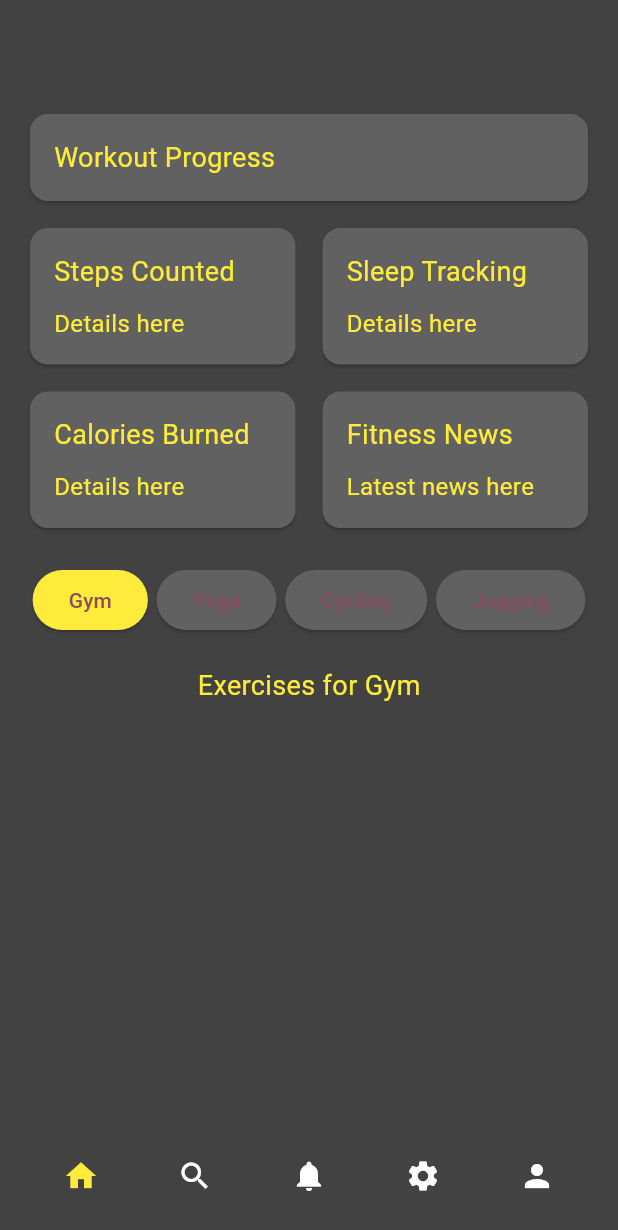
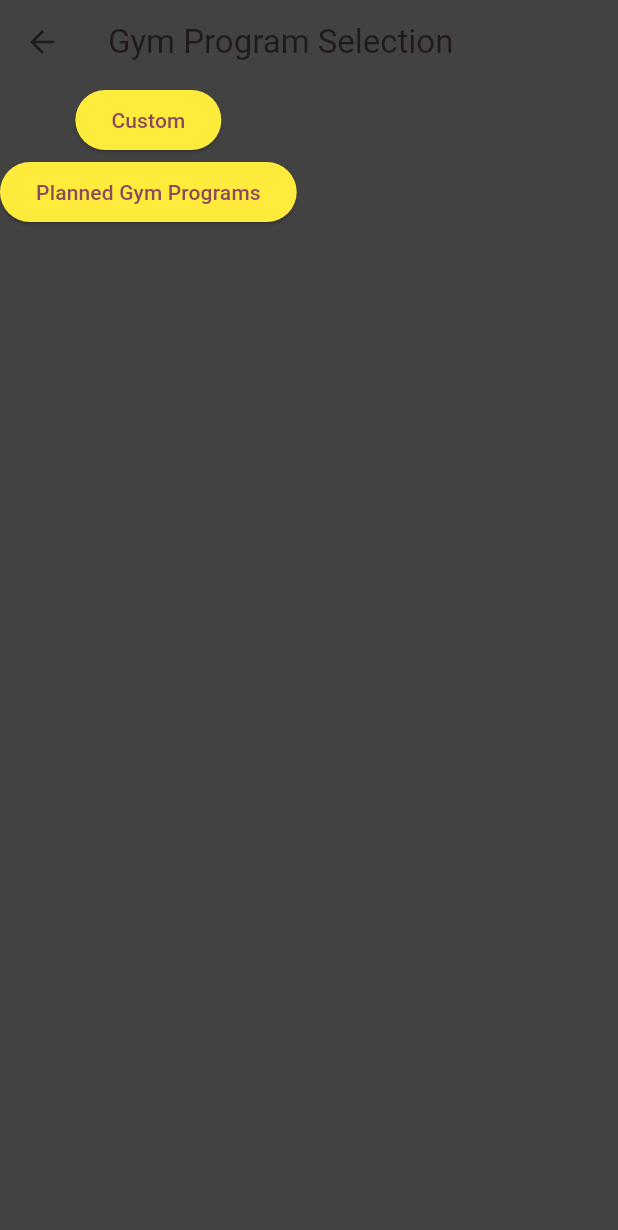
Before and after one commit to RafaelMarian/Project-GymApp_Flutter, a Flutter app: the HomePage screen opened directly with empty values, after a tap on "Gym", on a phone screen of 412 x 824 dp. Shown: the top 1230 px of the screen. Run offline on Flutter 3.47's test engine with Material 3 defaults, Android fonts, the phone set to English and light mode, and no system bars; our stand-ins replace firebase_auth, firebase_core; accounts and stored records are empty.

Commit message:
Adding Custom and Planned Gym Programs

```diff
--- /dev/null
+++ b/lib/gym_program_selection_page.dart
@@ -0,0 +1,54 @@
+import 'package:flutter/material.dart';
+import 'custom_gym_program_page.dart'; // Import CustomGymProgramPage
+import 'planned_gym_programs_page.dart'; // Import PlannedGymProgramsPage
+
+class GymProgramSelectionPage extends StatefulWidget {
+  @override
+  _GymProgramSelectionPageState createState() =>
+      _GymProgramSelectionPageState();
+}
+
+class _GymProgramSelectionPageState extends State<GymProgramSelectionPage> {
+  @override
+  Widget build(BuildContext context) {
+    return Scaffold(
+      appBar: AppBar(
+        title: Text('Gym Program Selection'),
+        backgroundColor: Colors.grey[800],
+      ),
+      backgroundColor: Colors.grey[800],
+      body: Column(
+        children: [
+          ElevatedButton(
+            onPressed: () {
+              Navigator.push(
+                context,
+                MaterialPageRoute(
+                  builder: (context) => CustomGymProgramPage(),
+                ),
+              );
+            },
+            child: Text('Custom'),
+            style: ElevatedButton.styleFrom(
+              backgroundColor: Colors.yellow,
+            ),
+          ),
+          ElevatedButton(
+            onPressed: () {
+              Navigator.push(
+                context,
+                MaterialPageRoute(
+                  builder: (context) => PlannedGymProgramsPage(),
+                ),
+              );
+            },
+            child: Text('Planned Gym Programs'),
+            style: ElevatedButton.styleFrom(
+              backgroundColor: Colors.yellow,
+            ),
+          ),
+        ],
+      ),
+    );
+  }
+}
--- a/lib/home_page.dart
+++ b/lib/home_page.dart
@@ -1,5 +1,6 @@
 import 'package:flutter/material.dart';
 import 'user_profile.dart';
+import 'gym_program_selection_page.dart'; // Import GymProgramSelectionPage
 
 class HomePage extends StatefulWidget {
   final UserProfile userProfile;
@@ -153,12 +154,23 @@ class _HomePageState extends State<HomePage> {
   Widget _buildWorkoutButton(String text, int index) {
     return ElevatedButton(
       style: ElevatedButton.styleFrom(
-        backgroundColor: _selectedWorkoutType == index ? Colors.yellow : Colors.grey[700],
+        backgroundColor:
+            _selectedWorkoutType == index ? Colors.yellow : Colors.grey[700],
       ),
       onPressed: () {
-        setState(() {
-          _selectedWorkoutType = index;
-        });
+        if (index == 0) {
+          // Gym button pressed
+          Navigator.push(
+            context,
+            MaterialPageRoute(
+              builder: (context) => GymProgramSelectionPage(),
+            ),
+          );
+        } else {
+          setState(() {
+            _selectedWorkoutType = index;
+          });
+        }
       },
       child: Text(text),
     );
@@ -175,11 +187,16 @@ class _HomePageState extends State<HomePage> {
 
   String _getWorkoutTypeName() {
     switch (_selectedWorkoutType) {
-      case 0: return 'Gym';
-      case 1: return 'Yoga';
-      case 2: return 'Cycling';
-      case 3: return 'Jogging';
-      default: return '';
+      case 0:
+        return 'Gym';
+      case 1:
+        return 'Yoga';
+      case 2:
+        return 'Cycling';
+      case 3:
+        return 'Jogging';
+      default:
+        return '';
     }
   }
 }
```
Also changed, not shown: lib/custom_gym_program_page.dart (added, +22 -0 lines), lib/planned_gym_programs_page.dart (added, +22 -0 lines).
